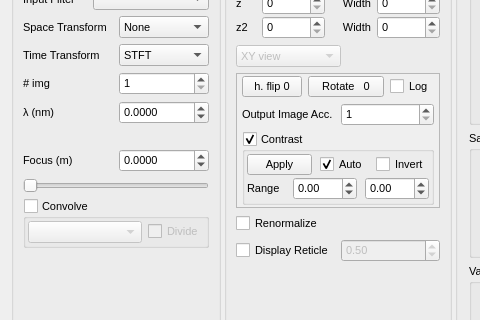
The window that Holovibes/mainwindow.ui (DigitalHolography/Holovibes) describes before a commit, drawn with Qt 5; both pictures show x 0 to 480 and y 194 to 514 of the 1210 by 798 pixel window.
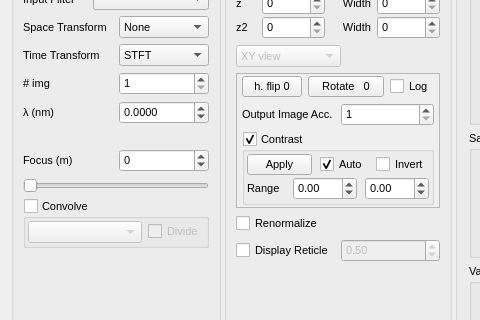
The same window after the commit. Custom widgets are drawn as their Qt base class.

Diff of the .ui file:
```diff
--- a/Holovibes/mainwindow.ui
+++ b/Holovibes/mainwindow.ui
@@ -399,7 +399,7 @@
             </widget>
            </item>
            <item row="6" column="1">
-            <widget class="QDoubleSpinBox" name="ZDoubleSpinBox">
+            <!-- <widget class="QDoubleSpinBox" name="ZDoubleSpinBox">
              <property name="sizePolicy">
               <sizepolicy hsizetype="Ignored" vsizetype="Fixed">
                <horstretch>0</horstretch>
@@ -422,9 +422,26 @@
               <double>10000.000000000000000</double>
              </property>
              <property name="singleStep">
-              <double>0.005000000000000</double>
+              <double>1</double>
              </property>
-            </widget>
+            </widget> -->
+            <widget class="QSpinBox" name="ZSpinBox">
+        <property name="sizePolicy">
+         <sizepolicy hsizetype="Minimum" vsizetype="Fixed">
+          <horstretch>0</horstretch>
+          <verstretch>0</verstretch>
+         </sizepolicy>
+        </property>
+        <property name="toolTip">
+          <string>reconstruction distance of the hologram</string>
+        </property>
+        <property name="minimum">
+         <number>-10000</number>
+        </property>
+        <property name="maximum">
+         <number>10000</number>
+        </property>
+       </widget>
            </item>
            <item row="6" column="0">
             <widget class="QLabel" name="ZLabel">
```
Left out of the diff: 20 changed lines with no effect on the pictures.
